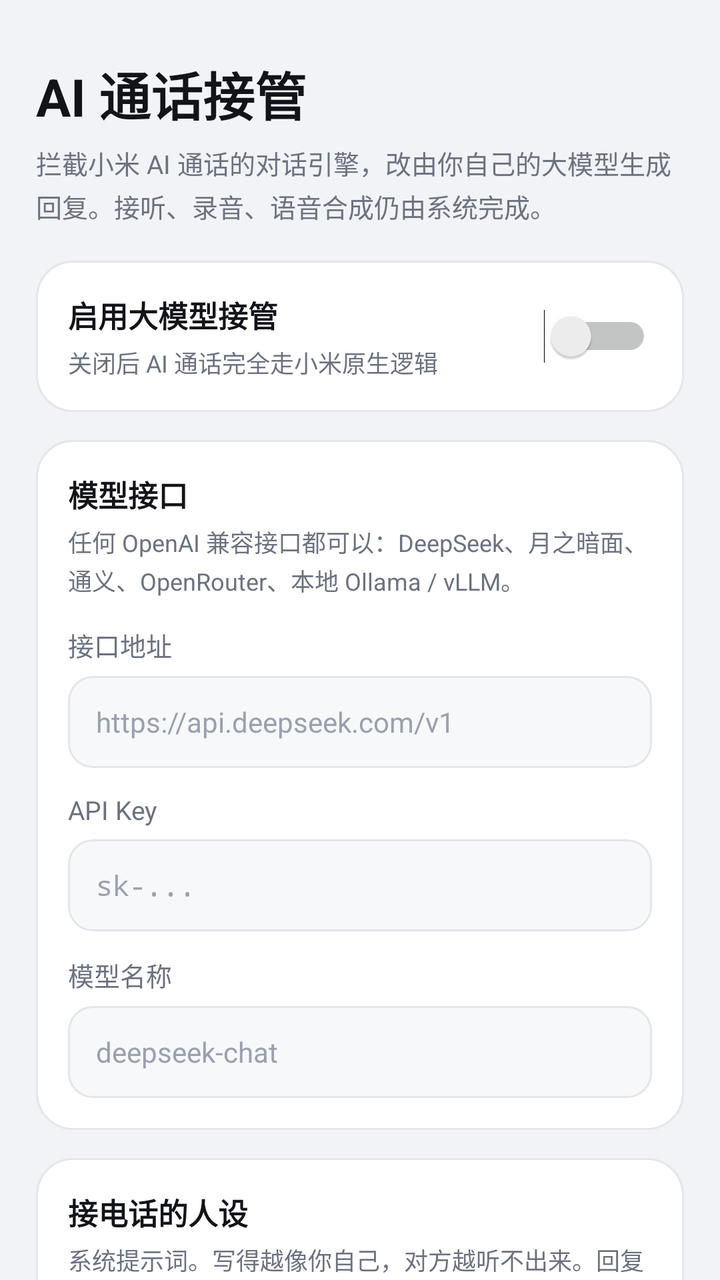
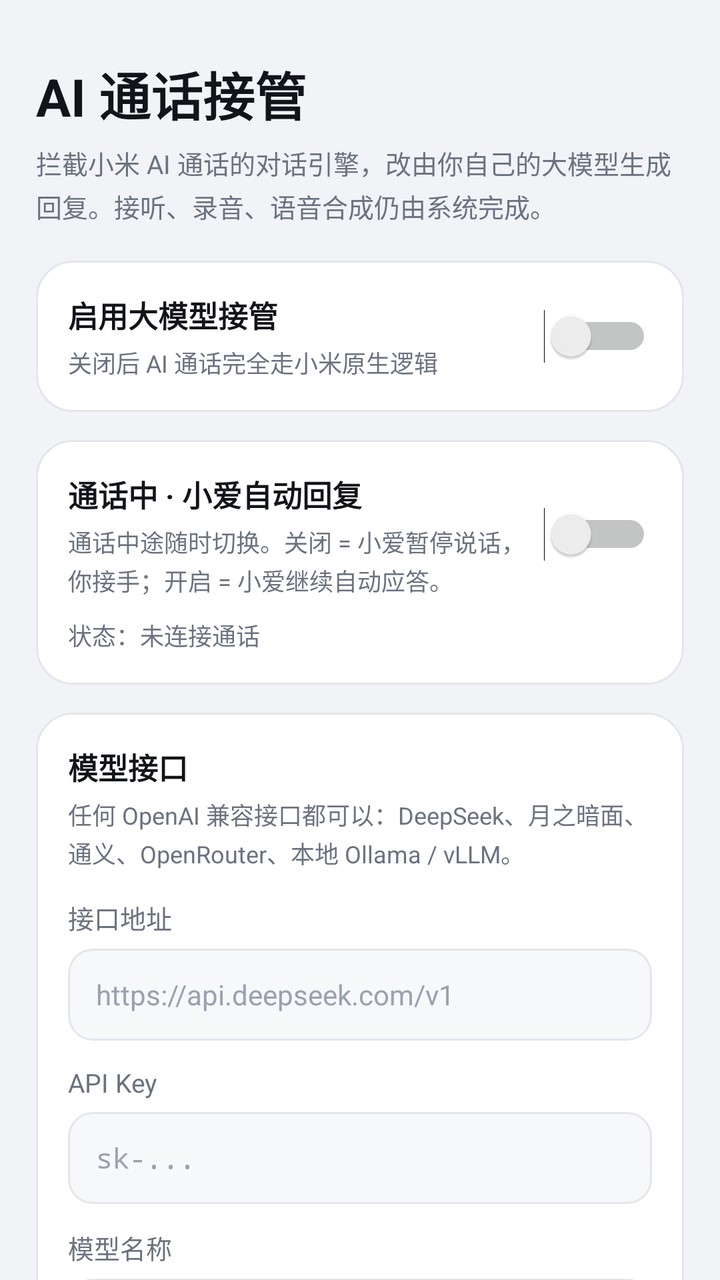

An Android layout rendered at two revisions. The XML below is the earlier revision; the diff shows what the commit changed to produce the second picture.
<!-- AndroidManifest.xml: application theme AppTheme -->
<!-- res/layout/activity_settings.xml -->
<?xml version="1.0" encoding="utf-8"?>
<ScrollView xmlns:android="http://schemas.android.com/apk/res/android"
    android:layout_width="match_parent"
    android:layout_height="match_parent"
    android:background="@color/bg_light"
    android:fillViewport="true"
    android:scrollbars="none">

    <LinearLayout
        android:layout_width="match_parent"
        android:layout_height="wrap_content"
        android:orientation="vertical"
        android:paddingLeft="18dp"
        android:paddingTop="28dp"
        android:paddingRight="18dp"
        android:paddingBottom="36dp">

        
        <TextView
            android:layout_width="wrap_content"
            android:layout_height="wrap_content"
            android:text="@string/app_name"
            android:textColor="@color/text_primary_light"
            android:textSize="26sp"
            android:textStyle="bold" />

        <TextView
            android:layout_width="match_parent"
            android:layout_height="wrap_content"
            android:layout_marginTop="6dp"
            android:layout_marginBottom="18dp"
            android:lineSpacingExtra="3dp"
            android:text="拦截小米 AI 通话的对话引擎，改由你自己的大模型生成回复。接听、录音、语音合成仍由系统完成。"
            android:textColor="@color/text_secondary_light"
            android:textSize="13sp" />

        
        <LinearLayout
            android:layout_width="match_parent"
            android:layout_height="wrap_content"
            android:background="@drawable/bg_card"
            android:gravity="center_vertical"
            android:orientation="horizontal"
            android:padding="16dp">

            <LinearLayout
                android:layout_width="0dp"
                android:layout_height="wrap_content"
                android:layout_weight="1"
                android:orientation="vertical">

                <TextView
                    style="@style/CardTitle"
                    android:layout_width="wrap_content"
                    android:layout_height="wrap_content"
                    android:text="启用大模型接管" />

                <TextView
                    style="@style/CardSub"
                    android:layout_width="match_parent"
                    android:layout_height="wrap_content"
                    android:layout_marginTop="4dp"
                    android:text="关闭后 AI 通话完全走小米原生逻辑" />
            </LinearLayout>

            <Switch
                android:id="@+id/sw_enabled"
                android:layout_width="wrap_content"
                android:layout_height="wrap_content" />
        </LinearLayout>

        
        <LinearLayout
            android:layout_width="match_parent"
            android:layout_height="wrap_content"
            android:layout_marginTop="14dp"
            android:background="@drawable/bg_card"
            android:orientation="vertical"
            android:padding="16dp">

            <TextView
                style="@style/CardTitle"
                android:layout_width="wrap_content"
                android:layout_height="wrap_content"
                android:text="模型接口" />

            <TextView
                style="@style/CardSub"
                android:layout_width="match_parent"
                android:layout_height="wrap_content"
                android:layout_marginTop="4dp"
                android:layout_marginBottom="14dp"
                android:text="任何 OpenAI 兼容接口都可以：DeepSeek、月之暗面、通义、OpenRouter、本地 Ollama / vLLM。" />

            <TextView
                style="@style/FieldLabel"
                android:layout_width="wrap_content"
                android:layout_height="wrap_content"
                android:text="接口地址" />

            <EditText
                android:id="@+id/et_base_url"
                style="@style/FieldInput"
                android:layout_width="match_parent"
                android:layout_height="wrap_content"
                android:hint="https://api.deepseek.com/v1"
                android:inputType="textUri"
                android:maxLines="1" />

            <TextView
                style="@style/FieldLabel"
                android:layout_width="wrap_content"
                android:layout_height="wrap_content"
                android:layout_marginTop="12dp"
                android:text="API Key" />

            <EditText
                android:id="@+id/et_api_key"
                style="@style/FieldInput"
                android:layout_width="match_parent"
                android:layout_height="wrap_content"
                android:hint="sk-..."
                android:inputType="textPassword"
                android:maxLines="1" />

            <TextView
                style="@style/FieldLabel"
                android:layout_width="wrap_content"
                android:layout_height="wrap_content"
                android:layout_marginTop="12dp"
                android:text="模型名称" />

            <EditText
                android:id="@+id/et_model"
                style="@style/FieldInput"
                android:layout_width="match_parent"
                android:layout_height="wrap_content"
                android:hint="deepseek-chat"
                android:inputType="text"
                android:maxLines="1" />
        </LinearLayout>

        
        <LinearLayout
            android:layout_width="match_parent"
            android:layout_height="wrap_content"
            android:layout_marginTop="14dp"
            android:background="@drawable/bg_card"
            android:orientation="vertical"
            android:padding="16dp">

            <TextView
                style="@style/CardTitle"
                android:layout_width="wrap_content"
                android:layout_height="wrap_content"
                android:text="接电话的人设" />

            <TextView
                style="@style/CardSub"
                android:layout_width="match_parent"
                android:layout_height="wrap_content"
                android:layout_marginTop="4dp"
                android:layout_marginBottom="12dp"
                android:text="系统提示词。写得越像你自己，对方越听不出来。回复会被压成适合朗读的短句。" />

            <EditText
                android:id="@+id/et_prompt"
                style="@style/FieldInput"
                android:layout_width="match_parent"
                android:layout_height="wrap_content"
                android:gravity="top|start"
                android:inputType="textMultiLine"
                android:lineSpacingExtra="4dp"
                android:minLines="6" />
        </LinearLayout>

        
        <LinearLayout
            android:layout_width="match_parent"
            android:layout_height="wrap_content"
            android:layout_marginTop="14dp"
            android:background="@drawable/bg_card"
            android:orientation="vertical"
            android:padding="16dp">

            <TextView
                style="@style/CardTitle"
                android:layout_width="wrap_content"
                android:layout_height="wrap_content"
                android:text="按来电类型分流" />

            <TextView
                style="@style/CardSub"
                android:layout_width="match_parent"
                android:layout_height="wrap_content"
                android:layout_marginTop="4dp"
                android:layout_marginBottom="6dp"
                android:text="打开 = 用你的大模型；关闭 = 沿用小米原生 AI 话术。类型来自系统黄页标记，识别不到时按号码特征判断。点类型名可单独改这个场景的提示词。" />

            <LinearLayout
                android:layout_width="match_parent"
                android:layout_height="wrap_content"
                android:gravity="center_vertical"
                android:orientation="horizontal"
                android:paddingTop="10dp"
                android:paddingBottom="10dp">

                <LinearLayout
                    android:layout_width="0dp"
                    android:layout_height="wrap_content"
                    android:layout_weight="1"
                    android:orientation="vertical">

                    <TextView
                        android:id="@+id/tv_takeout"
                        android:layout_width="wrap_content"
                        android:layout_height="wrap_content"
                        android:text="外卖送餐"
                        android:textColor="@color/brand"
                        android:textSize="14sp" />

                    <TextView
                        style="@style/CardSub"
                        android:layout_width="match_parent"
                        android:layout_height="wrap_content"
                        android:layout_marginTop="2dp"
                        android:text="美团、饿了么、跑腿等" />
                </LinearLayout>

                <Switch
                    android:id="@+id/sw_takeout"
                    android:layout_width="wrap_content"
                    android:layout_height="wrap_content" />
            </LinearLayout>

            <View
                android:layout_width="match_parent"
                android:layout_height="1dp"
                android:background="@color/stroke_light" />

            <LinearLayout
                android:layout_width="match_parent"
                android:layout_height="wrap_content"
                android:gravity="center_vertical"
                android:orientation="horizontal"
                android:paddingTop="10dp"
                android:paddingBottom="10dp">

                <LinearLayout
                    android:layout_width="0dp"
                    android:layout_height="wrap_content"
                    android:layout_weight="1"
                    android:orientation="vertical">

                    <TextView
                        android:id="@+id/tv_delivery"
                        android:layout_width="wrap_content"
                        android:layout_height="wrap_content"
                        android:text="快递物流"
                        android:textColor="@color/brand"
                        android:textSize="14sp" />

                    <TextView
                        style="@style/CardSub"
                        android:layout_width="match_parent"
                        android:layout_height="wrap_content"
                        android:layout_marginTop="2dp"
                        android:text="顺丰、驿站、同城急送等" />
                </LinearLayout>

                <Switch
                    android:id="@+id/sw_delivery"
                    android:layout_width="wrap_content"
                    android:layout_height="wrap_content" />
            </LinearLayout>

            <View
                android:layout_width="match_parent"
                android:layout_height="1dp"
                android:background="@color/stroke_light" />

            <LinearLayout
                android:layout_width="match_parent"
                android:layout_height="wrap_content"
                android:gravity="center_vertical"
                android:orientation="horizontal"
                android:paddingTop="10dp"
                android:paddingBottom="10dp">

                <LinearLayout
                    android:layout_width="0dp"
                    android:layout_height="wrap_content"
                    android:layout_weight="1"
                    android:orientation="vertical">

                    <TextView
                        android:id="@+id/tv_spam"
                        android:layout_width="wrap_content"
                        android:layout_height="wrap_content"
                        android:text="广告推销"
                        android:textColor="@color/brand"
                        android:textSize="14sp" />

                    <TextView
                        style="@style/CardSub"
                        android:layout_width="match_parent"
                        android:layout_height="wrap_content"
                        android:layout_marginTop="2dp"
                        android:text="骚扰、中介、保险、贷款等。默认关闭，交给原生话术更好打发" />
                </LinearLayout>

                <Switch
                    android:id="@+id/sw_spam"
                    android:layout_width="wrap_content"
                    android:layout_height="wrap_content" />
            </LinearLayout>

            <View
                android:layout_width="match_parent"
                android:layout_height="1dp"
                android:background="@color/stroke_light" />

            <LinearLayout
                android:layout_width="match_parent"
                android:layout_height="wrap_content"
                android:gravity="center_vertical"
                android:orientation="horizontal"
                android:paddingTop="10dp"
                android:paddingBottom="10dp">

                <LinearLayout
                    android:layout_width="0dp"
                    android:layout_height="wrap_content"
                    android:layout_weight="1"
                    android:orientation="vertical">

                    <TextView
                        android:id="@+id/tv_service"
                        android:layout_width="wrap_content"
                        android:layout_height="wrap_content"
                        android:text="客服官方"
                        android:textColor="@color/brand"
                        android:textSize="14sp" />

                    <TextView
                        style="@style/CardSub"
                        android:layout_width="match_parent"
                        android:layout_height="wrap_content"
                        android:layout_marginTop="2dp"
                        android:text="银行、运营商、95/400 开头的号码" />
                </LinearLayout>

                <Switch
                    android:id="@+id/sw_service"
                    android:layout_width="wrap_content"
                    android:layout_height="wrap_content" />
            </LinearLayout>

            <View
                android:layout_width="match_parent"
                android:layout_height="1dp"
                android:background="@color/stroke_light" />

            <LinearLayout
                android:layout_width="match_parent"
                android:layout_height="wrap_content"
                android:gravity="center_vertical"
                android:orientation="horizontal"
                android:paddingTop="10dp"
                android:paddingBottom="10dp">

                <LinearLayout
                    android:layout_width="0dp"
                    android:layout_height="wrap_content"
                    android:layout_weight="1"
                    android:orientation="vertical">

                    <TextView
                        android:id="@+id/tv_contact"
                        android:layout_width="wrap_content"
                        android:layout_height="wrap_content"
                        android:text="通讯录联系人"
                        android:textColor="@color/brand"
                        android:textSize="14sp" />

                    <TextView
                        style="@style/CardSub"
                        android:layout_width="match_parent"
                        android:layout_height="wrap_content"
                        android:layout_marginTop="2dp"
                        android:text="已存号码的熟人，建议保持开启但也要注意语气" />
                </LinearLayout>

                <Switch
                    android:id="@+id/sw_contact"
                    android:layout_width="wrap_content"
                    android:layout_height="wrap_content" />
            </LinearLayout>

            <View
                android:layout_width="match_parent"
                android:layout_height="1dp"
                android:background="@color/stroke_light" />

            <LinearLayout
                android:layout_width="match_parent"
                android:layout_height="wrap_content"
                android:gravity="center_vertical"
                android:orientation="horizontal"
                android:paddingTop="10dp"
                android:paddingBottom="2dp">

                <LinearLayout
                    android:layout_width="0dp"
                    android:layout_height="wrap_content"
                    android:layout_weight="1"
                    android:orientation="vertical">

                    <TextView
                        android:id="@+id/tv_unknown"
                        android:layout_width="wrap_content"
                        android:layout_height="wrap_content"
                        android:text="陌生号码"
                        android:textColor="@color/brand"
                        android:textSize="14sp" />

                    <TextView
                        style="@style/CardSub"
                        android:layout_width="match_parent"
                        android:layout_height="wrap_content"
                        android:layout_marginTop="2dp"
                        android:text="无任何标记的来电" />
                </LinearLayout>

                <Switch
                    android:id="@+id/sw_unknown"
                    android:layout_width="wrap_content"
                    android:layout_height="wrap_content" />
            </LinearLayout>
        </LinearLayout>

        
        <LinearLayout
            android:layout_width="match_parent"
            android:layout_height="wrap_content"
            android:layout_marginTop="14dp"
            android:background="@drawable/bg_card"
            android:orientation="vertical"
            android:padding="16dp">

            <TextView
                style="@style/CardTitle"
                android:layout_width="wrap_content"
                android:layout_height="wrap_content"
                android:text="高级" />

            <LinearLayout
                android:layout_width="match_parent"
                android:layout_height="wrap_content"
                android:layout_marginTop="14dp"
                android:gravity="center_vertical"
                android:orientation="horizontal">

                <TextView
                    android:layout_width="0dp"
                    android:layout_height="wrap_content"
                    android:layout_weight="1"
                    android:text="超时时间（秒）"
                    android:textColor="@color/text_primary_light"
                    android:textSize="14sp" />

                <EditText
                    android:id="@+id/et_timeout"
                    style="@style/FieldInput"
                    android:layout_width="90dp"
                    android:layout_height="wrap_content"
                    android:gravity="center"
                    android:inputType="number"
                    android:maxLines="1" />
            </LinearLayout>

            <LinearLayout
                android:layout_width="match_parent"
                android:layout_height="wrap_content"
                android:layout_marginTop="10dp"
                android:gravity="center_vertical"
                android:orientation="horizontal">

                <TextView
                    android:layout_width="0dp"
                    android:layout_height="wrap_content"
                    android:layout_weight="1"
                    android:text="记忆轮数（0 = 不带上下文）"
                    android:textColor="@color/text_primary_light"
                    android:textSize="14sp" />

                <EditText
                    android:id="@+id/et_history"
                    style="@style/FieldInput"
                    android:layout_width="90dp"
                    android:layout_height="wrap_content"
                    android:gravity="center"
                    android:inputType="number"
                    android:maxLines="1" />
            </LinearLayout>

            <LinearLayout
                android:layout_width="match_parent"
                android:layout_height="wrap_content"
                android:layout_marginTop="14dp"
                android:gravity="center_vertical"
                android:orientation="horizontal">

                <LinearLayout
                    android:layout_width="0dp"
                    android:layout_height="wrap_content"
                    android:layout_weight="1"
                    android:orientation="vertical">

                    <TextView
                        android:layout_width="wrap_content"
                        android:layout_height="wrap_content"
                        android:text="失败时回落到小爱"
                        android:textColor="@color/text_primary_light"
                        android:textSize="14sp" />

                    <TextView
                        style="@style/CardSub"
                        android:layout_width="match_parent"
                        android:layout_height="wrap_content"
                        android:layout_marginTop="2dp"
                        android:text="超时或报错时，改用原生回复，避免通话冷场" />
                </LinearLayout>

                <Switch
                    android:id="@+id/sw_fallback"
                    android:layout_width="wrap_content"
                    android:layout_height="wrap_content" />
            </LinearLayout>
        </LinearLayout>

        
        <Button
            android:id="@+id/btn_save"
            android:layout_width="match_parent"
            android:layout_height="52dp"
            android:layout_marginTop="20dp"
            android:background="@drawable/bg_button"
            android:text="保存设置"
            android:textColor="#FFFFFF"
            android:textSize="16sp"
            android:textStyle="bold" />

        <LinearLayout
            android:layout_width="match_parent"
            android:layout_height="wrap_content"
            android:layout_marginTop="10dp"
            android:orientation="horizontal">

            <Button
                android:id="@+id/btn_test"
                android:layout_width="0dp"
                android:layout_height="48dp"
                android:layout_marginRight="5dp"
                android:layout_weight="1"
                android:background="@drawable/bg_button_ghost"
                android:text="测试连接"
                android:textAllCaps="false"
                android:textColor="@color/text_primary_light"
                android:textSize="14sp" />

            <Button
                android:id="@+id/btn_log"
                android:layout_width="0dp"
                android:layout_height="48dp"
                android:layout_marginLeft="5dp"
                android:layout_weight="1"
                android:background="@drawable/bg_button_ghost"
                android:text="通话记录"
                android:textAllCaps="false"
                android:textColor="@color/text_primary_light"
                android:textSize="14sp" />
        </LinearLayout>

        <TextView
            android:id="@+id/tv_status"
            android:layout_width="match_parent"
            android:layout_height="wrap_content"
            android:layout_marginTop="16dp"
            android:lineSpacingExtra="3dp"
            android:text=""
            android:textColor="@color/text_secondary_light"
            android:textSize="12sp" />

        <TextView
            android:layout_width="match_parent"
            android:layout_height="wrap_content"
            android:layout_marginTop="22dp"
            android:lineSpacingExtra="3dp"
            android:text="使用前需在 LSPosed 中启用本模块并勾选「小爱同学」，然后重启小爱同学所在进程（强制停止即可）。通话音频采集与合成由系统 AI 通话完成，本模块只替换文本生成环节。"
            android:textColor="@color/text_secondary_light"
            android:textSize="11sp" />

    </LinearLayout>
</ScrollView>
<!-- resources referenced by this layout -->
<resources>
  <color name="bg_light">#F2F3F7</color>
  <color name="brand">#3D6DFF</color>
  <color name="stroke_light">#E3E6EC</color>
  <color name="text_primary_light">#12141A</color>
  <color name="text_secondary_light">#6B7280</color>
  <!-- drawable bg_button (drawable) -->
  <?xml version="1.0" encoding="utf-8"?>
  <selector xmlns:android="http://schemas.android.com/apk/res/android">
      <item android:state_pressed="true">
          <shape android:shape="rectangle">
              <solid android:color="@color/brand_dark" />
              <corners android:radius="14dp" />
          </shape>
      </item>
      <item>
          <shape android:shape="rectangle">
              <solid android:color="@color/brand" />
              <corners android:radius="14dp" />
          </shape>
      </item>
  </selector>
  <!-- drawable bg_button_ghost (drawable) -->
  <?xml version="1.0" encoding="utf-8"?>
  <selector xmlns:android="http://schemas.android.com/apk/res/android">
      <item android:state_pressed="true">
          <shape android:shape="rectangle">
              <solid android:color="#E9ECF2" />
              <corners android:radius="14dp" />
          </shape>
      </item>
      <item>
          <shape android:shape="rectangle">
              <solid android:color="#FFFFFF" />
              <corners android:radius="14dp" />
              <stroke android:width="1dp" android:color="@color/stroke_light" />
          </shape>
      </item>
  </selector>
  <!-- drawable bg_card (drawable) -->
  <?xml version="1.0" encoding="utf-8"?>
  <shape xmlns:android="http://schemas.android.com/apk/res/android"
      android:shape="rectangle">
      <solid android:color="@color/card_light" />
      <corners android:radius="18dp" />
      <stroke
          android:width="1dp"
          android:color="@color/stroke_light" />
  </shape>
  <string name="app_name">AI 通话接管</string>
  <style name="CardSub">
          <item name="android:textSize">12sp</item>
          <item name="android:textColor">@color/text_secondary_light</item>
          <item name="android:lineSpacingExtra">2dp</item>
      </style>
  <style name="CardTitle">
          <item name="android:textSize">15sp</item>
          <item name="android:textStyle">bold</item>
          <item name="android:textColor">@color/text_primary_light</item>
      </style>
  <style name="FieldInput">
          <item name="android:textSize">14sp</item>
          <item name="android:textColor">@color/text_primary_light</item>
          <item name="android:textColorHint">#9AA1AE</item>
          <item name="android:background">@drawable/bg_input</item>
          <item name="android:paddingLeft">14dp</item>
          <item name="android:paddingRight">14dp</item>
          <item name="android:paddingTop">12dp</item>
          <item name="android:paddingBottom">12dp</item>
          <item name="android:minHeight">46dp</item>
      </style>
  <style name="FieldLabel">
          <item name="android:textSize">13sp</item>
          <item name="android:textColor">@color/text_secondary_light</item>
          <item name="android:layout_marginBottom">6dp</item>
      </style>
  <style name="AppTheme" parent="@android:style/Theme.DeviceDefault.Light.NoActionBar">
          <item name="android:windowBackground">@color/bg_light</item>
          <item name="android:statusBarColor">@color/bg_light</item>
          <item name="android:navigationBarColor">@color/bg_light</item>
          <item name="android:windowLightStatusBar">true</item>
          <item name="android:colorAccent">@color/brand</item>
      </style>
  <color name="brand_dark">#2B4FD8</color>
  <color name="card_light">#FFFFFF</color>
  <!-- unchanged entries left out for length: 1 -->
</resources>

<!-- the commit's change to res/layout/activity_settings.xml (unified diff, before → after) -->
@@ -67,6 +67,56 @@
                 android:id="@+id/sw_enabled"
                 android:layout_width="wrap_content"
                 android:layout_height="wrap_content" />
+        </LinearLayout>
+
+        
+        <LinearLayout
+            android:layout_width="match_parent"
+            android:layout_height="wrap_content"
+            android:layout_marginTop="14dp"
+            android:background="@drawable/bg_card"
+            android:orientation="vertical"
+            android:padding="16dp">
+
+            <LinearLayout
+                android:layout_width="match_parent"
+                android:layout_height="wrap_content"
+                android:gravity="center_vertical"
+                android:orientation="horizontal">
+
+                <LinearLayout
+                    android:layout_width="0dp"
+                    android:layout_height="wrap_content"
+                    android:layout_weight="1"
+                    android:orientation="vertical">
+
+                    <TextView
+                        style="@style/CardTitle"
+                        android:layout_width="wrap_content"
+                        android:layout_height="wrap_content"
+                        android:text="通话中 · 小爱自动回复" />
+
+                    <TextView
+                        style="@style/CardSub"
+                        android:layout_width="match_parent"
+                        android:layout_height="wrap_content"
+                        android:layout_marginTop="4dp"
+                        android:text="通话中途随时切换。关闭 = 小爱暂停说话，你接手；开启 = 小爱继续自动应答。" />
+                </LinearLayout>
+
+                <Switch
+                    android:id="@+id/sw_ai_reply"
+                    android:layout_width="wrap_content"
+                    android:layout_height="wrap_content" />
+            </LinearLayout>
+
+            <TextView
+                android:id="@+id/tv_ai_reply_state"
+                style="@style/CardSub"
+                android:layout_width="match_parent"
+                android:layout_height="wrap_content"
+                android:layout_marginTop="10dp"
+                android:text="状态：未连接通话" />
         </LinearLayout>
 
         
